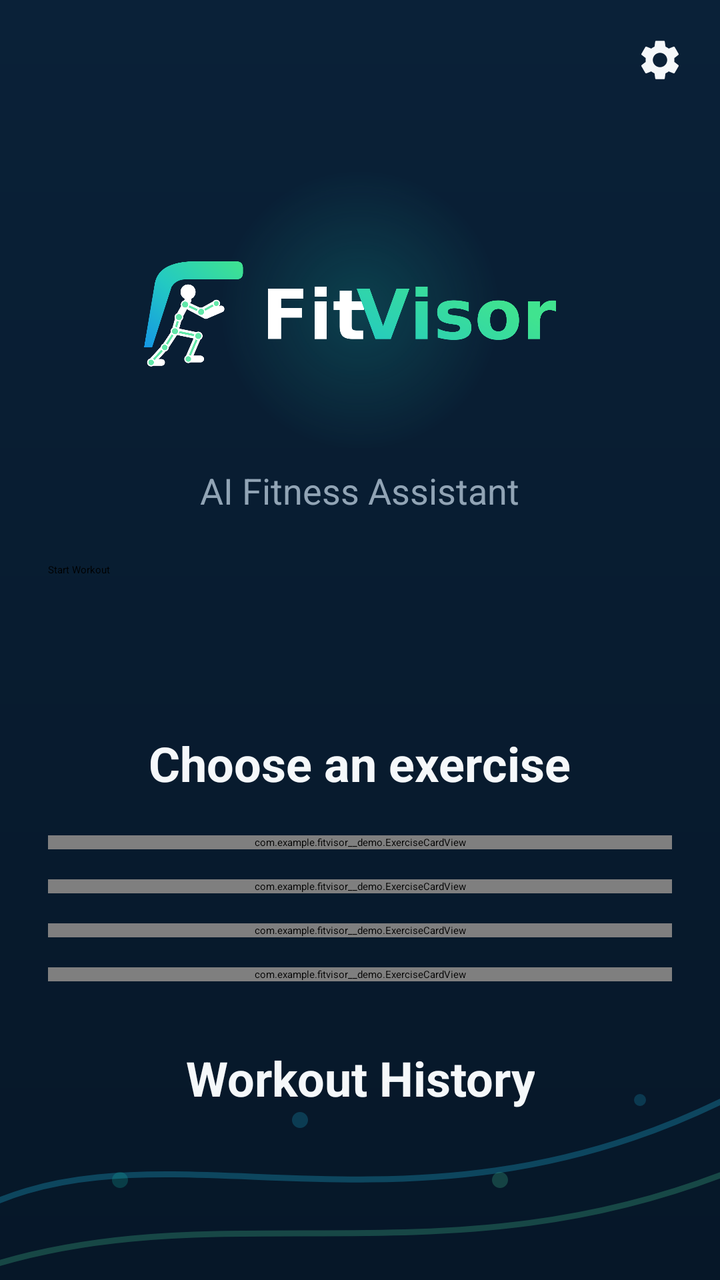
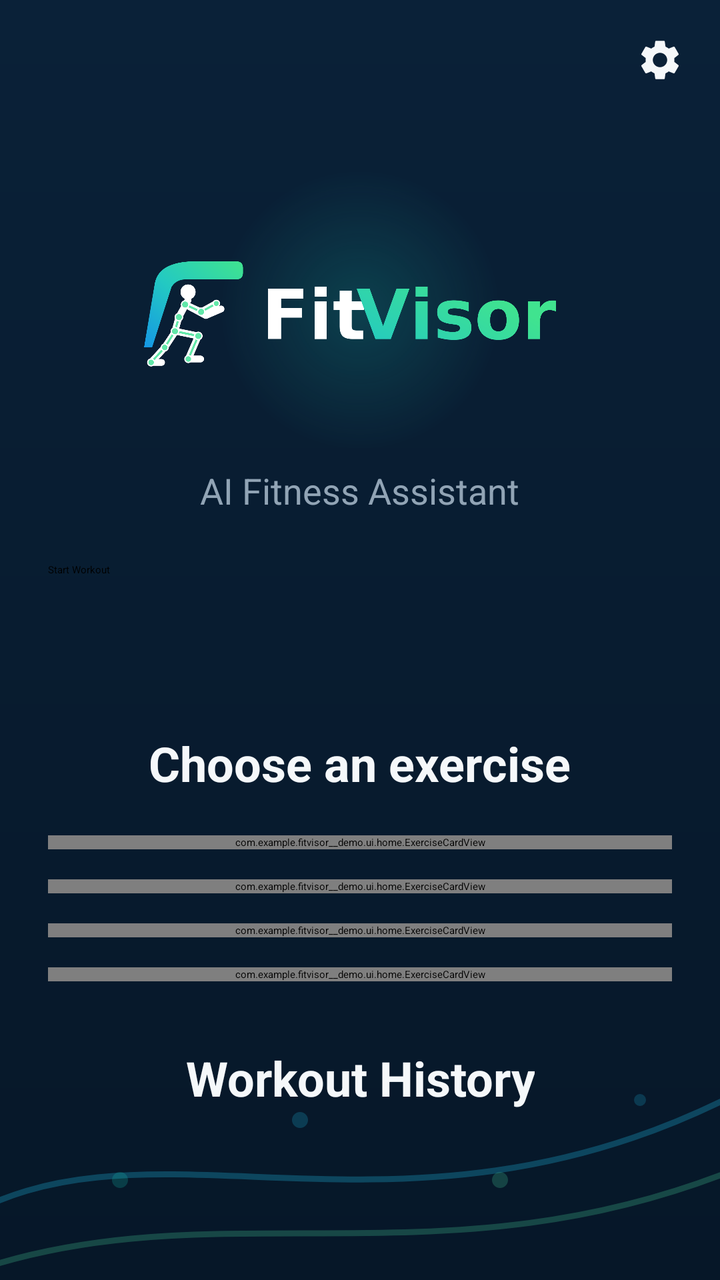

Before-and-after screenshots of an Android layout around one commit, followed by the original layout XML and the change that was made.
<!-- AndroidManifest.xml: activity theme Theme.FitVisor.Starting -->
<!-- res/layout/activity_home.xml -->
<?xml version="1.0" encoding="utf-8"?>
<FrameLayout xmlns:android="http://schemas.android.com/apk/res/android"
    xmlns:app="http://schemas.android.com/apk/res-auto"
    xmlns:tools="http://schemas.android.com/tools"
    android:id="@+id/homeRoot"
    android:layout_width="match_parent"
    android:layout_height="match_parent"
    android:background="@drawable/bg_screen_gradient">

    
    <ImageView
        android:layout_width="match_parent"
        android:layout_height="200dp"
        android:layout_gravity="bottom"
        android:scaleType="fitXY"
        android:src="@drawable/decor_bottom_curves"
        android:importantForAccessibility="no" />

    <ScrollView
        android:id="@+id/homeScroll"
        android:layout_width="match_parent"
        android:layout_height="match_parent"
        android:clipToPadding="false"
        android:fillViewport="true">

        <LinearLayout
            android:layout_width="match_parent"
            android:layout_height="wrap_content"
            android:gravity="center"
            android:orientation="vertical"
            android:paddingHorizontal="24dp"
            android:paddingVertical="32dp">

            
            <FrameLayout
                android:layout_width="wrap_content"
                android:layout_height="wrap_content">

                <ImageView
                    android:layout_width="300dp"
                    android:layout_height="140dp"
                    android:layout_gravity="center"
                    android:src="@drawable/bg_logo_glow"
                    android:importantForAccessibility="no" />

                <ImageView
                    android:id="@+id/logoImage"
                    android:layout_width="240dp"
                    android:layout_height="wrap_content"
                    android:layout_gravity="center"
                    android:adjustViewBounds="true"
                    android:contentDescription="@string/logo_content_description"
                    android:scaleType="fitCenter"
                    android:src="@drawable/fitvisor_logo_horizontal_white" />
            </FrameLayout>

            <TextView
                android:id="@+id/subtitleText"
                android:layout_width="wrap_content"
                android:layout_height="wrap_content"
                android:layout_marginTop="8dp"
                android:gravity="center"
                android:text="@string/home_subtitle"
                android:textColor="@color/text_secondary"
                android:textSize="18sp" />

            <Button
                android:id="@+id/startWorkoutButton"
                android:layout_width="match_parent"
                android:layout_height="wrap_content"
                android:minHeight="56dp"
                android:layout_marginTop="24dp"
                android:text="@string/start_workout" />

            <TextView
                android:id="@+id/workoutStatus"
                android:layout_width="match_parent"
                android:layout_height="wrap_content"
                android:layout_marginTop="16dp"
                android:textColor="@color/text_primary"
                android:textSize="16sp"
                android:visibility="gone" />

            <Button
                android:id="@+id/resumeExerciseButton"
                android:layout_width="match_parent"
                android:layout_height="wrap_content"
                android:minHeight="56dp"
                android:text="@string/resume_exercise"
                android:visibility="gone" />

            <TextView
                android:id="@+id/chooseLabel"
                android:layout_width="wrap_content"
                android:layout_height="wrap_content"
                android:layout_marginTop="28dp"
                android:gravity="center"
                android:text="@string/home_choose_exercise"
                android:textColor="@color/text_primary"
                android:textSize="24sp"
                android:textStyle="bold" />

            <com.example.fitvisor__demo.ExerciseCardView
                android:id="@+id/cardSquat"
                android:layout_width="match_parent"
                android:layout_height="wrap_content"
                android:layout_marginTop="20dp"
                app:cardIcon="@drawable/fitvisor_icon_squat_white"
                app:cardSubtitle="@string/exercise_squat_subtitle"
                app:cardTitle="@string/exercise_squat" />

            <com.example.fitvisor__demo.ExerciseCardView
                android:id="@+id/cardPushUp"
                android:layout_width="match_parent"
                android:layout_height="wrap_content"
                android:layout_marginTop="15dp"
                app:cardIcon="@drawable/fitvisor_icon_pushup_white"
                app:cardSubtitle="@string/exercise_pushup_subtitle"
                app:cardTitle="@string/exercise_pushup" />

            <com.example.fitvisor__demo.ExerciseCardView
                android:id="@+id/cardShoulderPress"
                android:layout_width="match_parent"
                android:layout_height="wrap_content"
                android:layout_marginTop="15dp"
                app:cardIcon="@drawable/fitvisor_icon_shoulder_press_white"
                app:cardSubtitle="@string/exercise_shoulder_press_subtitle"
                app:cardTitle="@string/exercise_shoulder_press" />

            <com.example.fitvisor__demo.ExerciseCardView
                android:id="@+id/cardBicepsCurl"
                android:layout_width="match_parent"
                android:layout_height="wrap_content"
                android:layout_marginTop="15dp"
                app:cardIcon="@drawable/fitvisor_icon_biceps_curl_white"
                app:cardSubtitle="@string/exercise_biceps_curl_subtitle"
                app:cardTitle="@string/exercise_biceps_curl"
                tools:ignore="ContentDescription" />

            <Button
                android:id="@+id/finishWorkoutButton"
                android:layout_width="match_parent"
                android:layout_height="wrap_content"
                android:minHeight="56dp"
                android:layout_marginTop="24dp"
                android:text="@string/finish_workout"
                android:visibility="gone" />

            <TextView
                android:id="@+id/historyLabel"
                android:layout_width="wrap_content"
                android:layout_height="wrap_content"
                android:layout_marginTop="32dp"
                android:gravity="center"
                android:text="@string/workout_history_title"
                android:textColor="@color/text_primary"
                android:textSize="24sp"
                android:textStyle="bold" />

            <TextView
                android:id="@+id/historyEmptyText"
                android:layout_width="match_parent"
                android:layout_height="wrap_content"
                android:layout_marginTop="12dp"
                android:gravity="center"
                android:text="@string/workout_history_empty"
                android:textColor="@color/text_secondary"
                android:textSize="14sp"
                android:visibility="gone" />

            <LinearLayout
                android:id="@+id/historyContainer"
                android:layout_width="match_parent"
                android:layout_height="wrap_content"
                android:orientation="vertical" />
        </LinearLayout>
    </ScrollView>

    
    <FrameLayout
        android:id="@+id/settingsBar"
        android:layout_width="match_parent"
        android:layout_height="wrap_content"
        android:layout_gravity="top">

        <ImageButton
            android:id="@+id/settingsButton"
            android:layout_width="44dp"
            android:layout_height="44dp"
            android:layout_gravity="end"
            android:layout_margin="8dp"
            android:background="?attr/selectableItemBackgroundBorderless"
            android:contentDescription="@string/cd_open_settings"
            android:padding="10dp"
            android:src="@drawable/ic_settings" />
    </FrameLayout>
</FrameLayout>
<!-- resources referenced by this layout -->
<resources>
  <color name="text_primary">#F5F8FA</color>
  <color name="text_secondary">#91A4B5</color>
  <!-- drawable bg_logo_glow (drawable) -->
  <?xml version="1.0" encoding="utf-8"?>
  <shape xmlns:android="http://schemas.android.com/apk/res/android"
      android:shape="oval">
      <gradient
          android:type="radial"
          android:gradientRadius="50%p"
          android:startColor="#3316C6B3"
          android:centerColor="#1A16C6B3"
          android:endColor="#0016C6B3" />
  </shape>
  <!-- drawable bg_screen_gradient (drawable) -->
  <?xml version="1.0" encoding="utf-8"?>
  <shape xmlns:android="http://schemas.android.com/apk/res/android"
      android:shape="rectangle">
      <gradient
          android:angle="270"
          android:startColor="#0A2138"
          android:centerColor="#081C30"
          android:endColor="@color/bg_primary"
          android:type="linear" />
  </shape>
  <!-- drawable ic_settings (drawable) -->
  <?xml version="1.0" encoding="utf-8"?>
  <vector xmlns:android="http://schemas.android.com/apk/res/android"
      android:width="24dp"
      android:height="24dp"
      android:viewportWidth="24"
      android:viewportHeight="24"
      android:tint="@color/text_primary">
      <path
          android:fillColor="#FFFFFF"
          android:pathData="M19.14,12.94c0.04,-0.3 0.06,-0.61 0.06,-0.94c0,-0.32 -0.02,-0.64 -0.07,-0.94l2.03,-1.58c0.18,-0.14 0.23,-0.41 0.12,-0.61l-1.92,-3.32c-0.12,-0.22 -0.37,-0.29 -0.59,-0.22l-2.39,0.96c-0.5,-0.38 -1.03,-0.7 -1.62,-0.94L14.4,2.81c-0.04,-0.24 -0.24,-0.41 -0.48,-0.41h-3.84c-0.24,0 -0.43,0.17 -0.47,0.41L9.25,5.35C8.66,5.59 8.12,5.92 7.63,6.29L5.24,5.33c-0.22,-0.08 -0.47,0 -0.59,0.22L2.74,8.87C2.62,9.08 2.66,9.34 2.86,9.48l2.03,1.58C4.84,11.36 4.8,11.69 4.8,12s0.02,0.64 0.07,0.94l-2.03,1.58c-0.18,0.14 -0.23,0.41 -0.12,0.61l1.92,3.32c0.12,0.22 0.37,0.29 0.59,0.22l2.39,-0.96c0.5,0.38 1.03,0.7 1.62,0.94l0.36,2.54c0.05,0.24 0.24,0.41 0.48,0.41h3.84c0.24,0 0.44,-0.17 0.47,-0.41l0.36,-2.54c0.59,-0.24 1.13,-0.56 1.62,-0.94l2.39,0.96c0.22,0.08 0.47,0 0.59,-0.22l1.92,-3.32c0.12,-0.22 0.07,-0.47 -0.12,-0.61L19.14,12.94zM12,15.6c-1.98,0 -3.6,-1.62 -3.6,-3.6s1.62,-3.6 3.6,-3.6s3.6,1.62 3.6,3.6S13.98,15.6 12,15.6z" />
  </vector>
  <string name="cd_open_settings">Open settings</string>
  <string name="exercise_biceps_curl">Biceps Curl</string>
  <string name="exercise_biceps_curl_subtitle">Track elbow movement and stability</string>
  <string name="exercise_pushup">Push-Up</string>
  <string name="exercise_pushup_subtitle">Check body alignment and depth</string>
  <string name="exercise_shoulder_press">Shoulder Press</string>
  <string name="exercise_shoulder_press_subtitle">Monitor arm and torso position</string>
  <string name="exercise_squat">Squat</string>
  <string name="exercise_squat_subtitle">Track squat depth and posture</string>
  <string name="finish_workout">Finish Workout</string>
  <string name="home_choose_exercise">Choose an exercise</string>
  <string name="home_subtitle">AI Fitness Assistant</string>
  <string name="logo_content_description">FitVisor logo</string>
  <string name="resume_exercise">Resume Exercise</string>
  <string name="start_workout">Start Workout</string>
  <string name="workout_history_empty">No completed workouts yet. Finish a workout to see it here.</string>
  <string name="workout_history_title">Workout History</string>
  <style name="Theme.FitVisor.Starting" parent="Theme.SplashScreen">
          <item name="windowSplashScreenBackground">@color/fitvisor_navy</item>
          
          <item name="windowSplashScreenAnimatedIcon">@drawable/fitvisor_symbol_white_splash</item>
          <item name="postSplashScreenTheme">@style/Theme.AppCompat.NoActionBar</item>
      </style>
  <color name="bg_primary">#061728</color>
  <color name="fitvisor_navy">#061728</color>
  <!-- unchanged entries left out for length: 7 -->
</resources>

<!-- the commit's change to res/layout/activity_home.xml (unified diff, before → after) -->
@@ -100,7 +100,7 @@
                 android:textSize="24sp"
                 android:textStyle="bold" />
 
-            <com.example.fitvisor__demo.ExerciseCardView
+            <com.example.fitvisor__demo.ui.home.ExerciseCardView
                 android:id="@+id/cardSquat"
                 android:layout_width="match_parent"
                 android:layout_height="wrap_content"
@@ -109,7 +109,7 @@
                 app:cardSubtitle="@string/exercise_squat_subtitle"
                 app:cardTitle="@string/exercise_squat" />
 
-            <com.example.fitvisor__demo.ExerciseCardView
+            <com.example.fitvisor__demo.ui.home.ExerciseCardView
                 android:id="@+id/cardPushUp"
                 android:layout_width="match_parent"
                 android:layout_height="wrap_content"
@@ -118,7 +118,7 @@
                 app:cardSubtitle="@string/exercise_pushup_subtitle"
                 app:cardTitle="@string/exercise_pushup" />
 
-            <com.example.fitvisor__demo.ExerciseCardView
+            <com.example.fitvisor__demo.ui.home.ExerciseCardView
                 android:id="@+id/cardShoulderPress"
                 android:layout_width="match_parent"
                 android:layout_height="wrap_content"
@@ -127,7 +127,7 @@
                 app:cardSubtitle="@string/exercise_shoulder_press_subtitle"
                 app:cardTitle="@string/exercise_shoulder_press" />
 
-            <com.example.fitvisor__demo.ExerciseCardView
+            <com.example.fitvisor__demo.ui.home.ExerciseCardView
                 android:id="@+id/cardBicepsCurl"
                 android:layout_width="match_parent"
                 android:layout_height="wrap_content"
